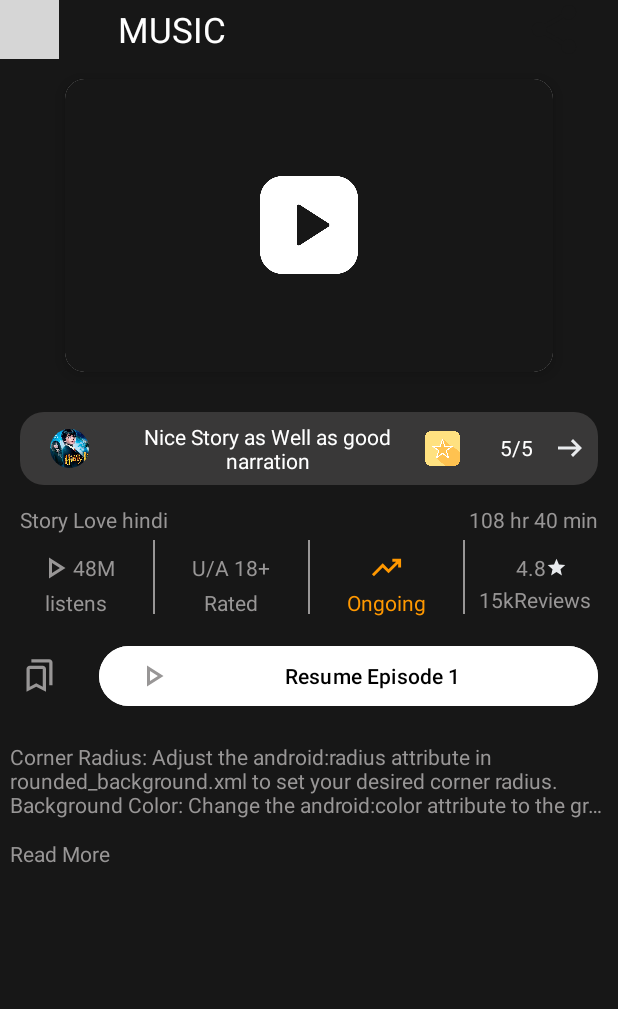
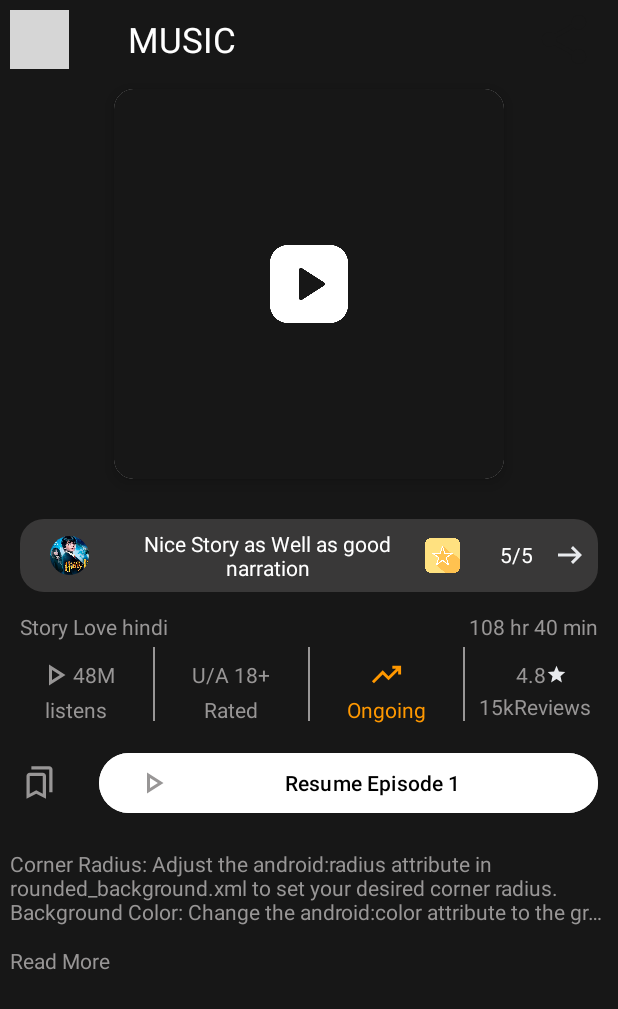
Before and after one commit to enacleinfotech01/Audio_FM, an Android app: the fragment PlayFragment placed in its activity, on a phone screen of 412 x 824 dp. Shown: the top 1009 px of the screen. Run offline under Robolectric (Android 15) with nearby library versions, the phone set to English and light mode, and no system bars; our stand-ins replace CircleImageView, sdp/ssp sizes; pictures from the network do not load; 1 statement that could not run was skipped; grey boxes are pictures that could not be loaded.

Commit message:
changes in play fragment image

```diff
--- /dev/null
+++ b/app/src/main/res/drawable/ic_bluetooth.xml
@@ -0,0 +1,5 @@
+<vector android:height="24dp" android:tint="#000000"
+    android:viewportHeight="24" android:viewportWidth="24"
+    android:width="24dp" xmlns:android="http://schemas.android.com/apk/res/android">
+    <path android:fillColor="@android:color/white" android:pathData="M17.71,7.71L12,2h-1v7.59L6.41,5 5,6.41 10.59,12 5,17.59 6.41,19 11,14.41L11,22h1l5.71,-5.71 -4.3,-4.29 4.3,-4.29zM13,5.83l1.88,1.88L13,9.59L13,5.83zM14.88,16.29L13,18.17v-3.76l1.88,1.88z"/>
+</vector>
--- a/app/src/main/res/layout/activity_episode.xml
+++ b/app/src/main/res/layout/activity_episode.xml
@@ -27,6 +27,7 @@
             android:src="@drawable/keyboard_arrow_down_24dp_e8eaed_fill0_wght400_grad0_opsz24" />
 
         <ImageView
+            android:id="@+id/bluetooth"
             android:layout_width="@dimen/_25sdp"
             android:layout_height="@dimen/_25sdp"
             android:layout_marginVertical="@dimen/_5sdp"
--- a/app/src/main/res/layout/fragment_play.xml
+++ b/app/src/main/res/layout/fragment_play.xml
@@ -12,11 +12,13 @@
         android:layout_width="match_parent"
         android:layout_height="wrap_content"
         android:orientation="horizontal"
+        android:layout_margin="@dimen/_5sdp"
         app:layout_constraintTop_toTopOf="parent">
 
         <ImageView
             android:layout_width="@dimen/_30sdp"
             android:layout_height="@dimen/_30sdp"
+            android:padding="@dimen/_5sdp"
             android:src="@drawable/arrow_back_24dp_ff000000_fill0_wght400_grad0_opsz24" />
 
         <TextView
@@ -53,8 +55,8 @@
 
                 <androidx.cardview.widget.CardView
                     android:id="@+id/cardview"
-                    android:layout_width="@dimen/_250sdp"
-                    android:layout_height="@dimen/_150sdp"
+                    android:layout_width="wrap_content"
+                    android:layout_height="wrap_content"
                     android:layout_centerInParent="true"
                     android:layout_gravity="center"
                     android:layout_margin="@dimen/_10sdp"
@@ -64,14 +66,15 @@
 
                     <ImageView
                         android:id="@+id/image"
-                        android:layout_width="match_parent"
-                        android:layout_height="match_parent"
+                        android:layout_width="@dimen/_200sdp"
+                        android:layout_height="@dimen/_200sdp"
+                        android:scaleType="fitXY"
                         android:src="@color/appcolor" />
 
                     <ImageView
                         android:id="@+id/playmusic"
-                        android:layout_width="@dimen/_50sdp"
-                        android:layout_height="@dimen/_50sdp"
+                        android:layout_width="@dimen/_40sdp"
+                        android:layout_height="@dimen/_40sdp"
                         android:layout_gravity="center"
                         android:src="@drawable/play"
                         app:tint="@color/white" />
--- a/build.gradle
+++ b/build.gradle
@@ -10,5 +10,5 @@ buildscript {
 }
 
 plugins {
-id 'com.android.application' version '8.2.0-beta03' apply false
+id 'com.android.application' version '8.2.0' apply false
 }
```
Also changed, not shown: app/src/main/AndroidManifest.xml (+7 -0 lines), app/src/main/java/com/my/audio_video_fm/Episode.java (+7 -0 lines).
